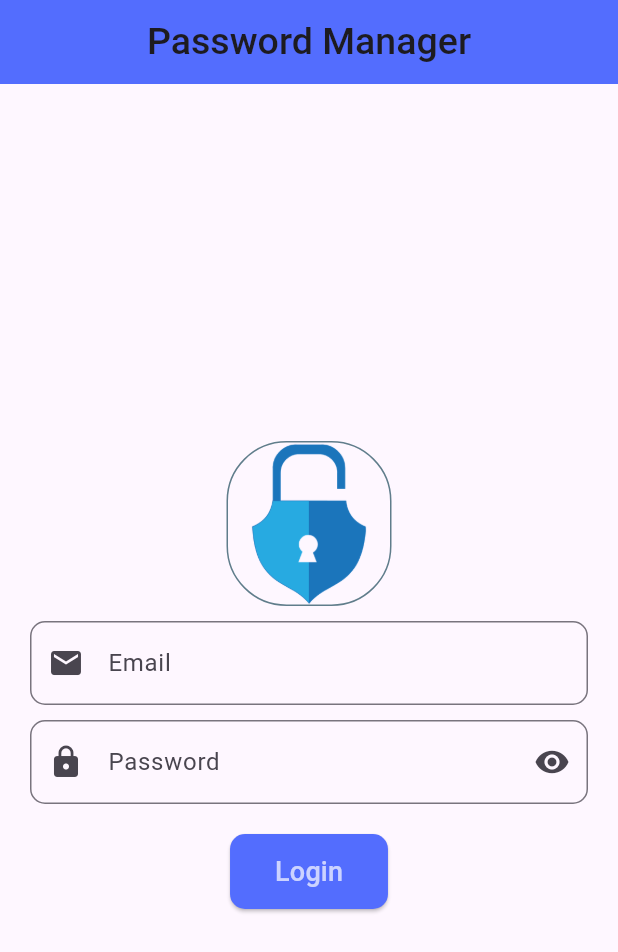
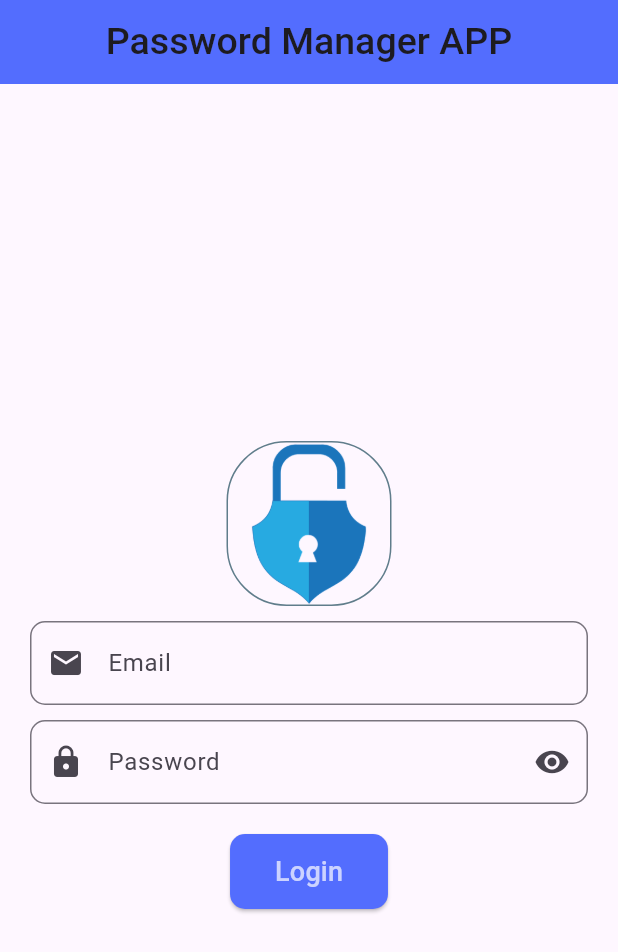
Before and after one commit to Saisandeepsangeetham/password_manager, a Flutter app: the screen it shows after launch, on a phone screen of 412 x 824 dp. Shown: the top 952 px of the screen. Run offline on Flutter 3.47's test engine with Material 3 defaults, Android fonts, the phone set to English and light mode, and no system bars.

Commit message:
update_title

```diff
--- a/lib/LoginPage.dart
+++ b/lib/LoginPage.dart
@@ -11,7 +11,7 @@ class LoginPage extends StatelessWidget {
       home: Scaffold(
         appBar: AppBar(
           title: const Text(
-            'Password Manager',
+            'Password Manager APP',
             style: TextStyle(
               fontSize: 25.0,
               fontWeight: FontWeight.w500
```
